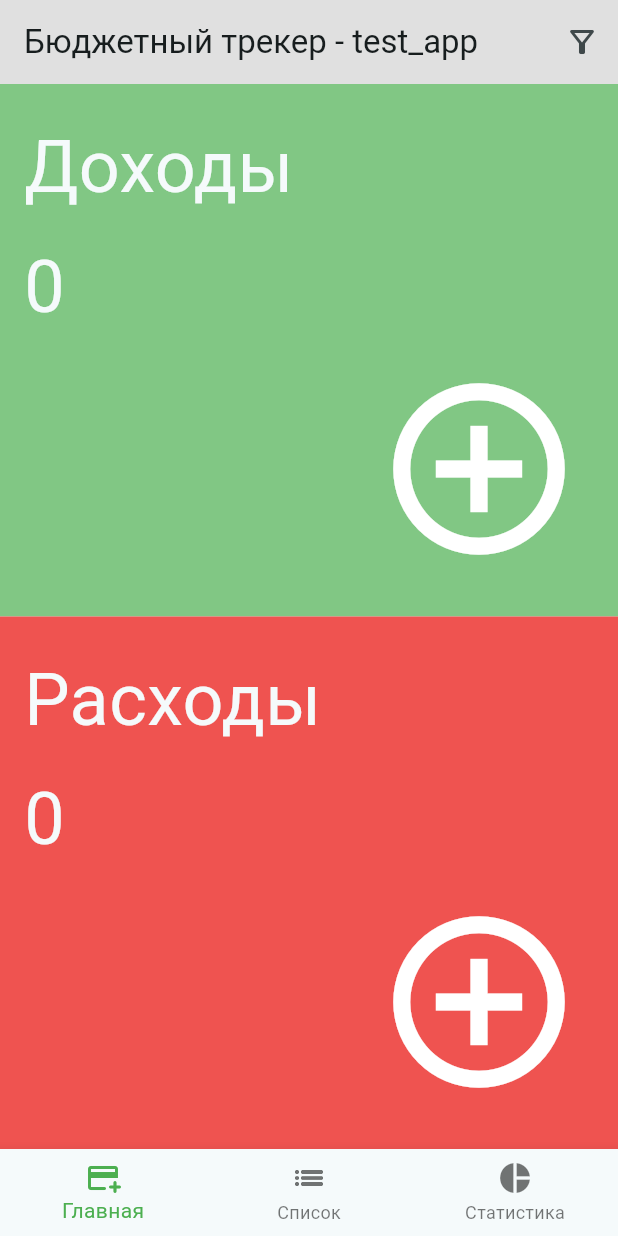
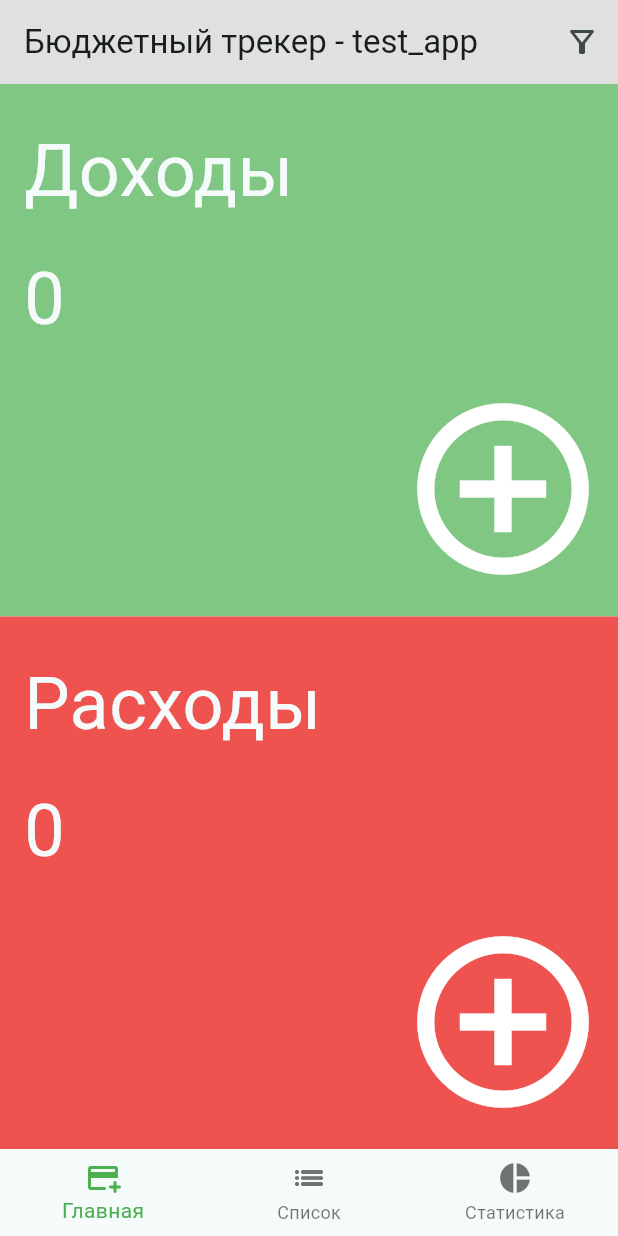
Before and after one commit to MatveevYasha/in_out_app, a Flutter app: the screen it shows after launch, on a phone screen of 412 x 824 dp. Run offline on Flutter 3.47's test engine with Material 3 defaults, Android fonts, the light colour scheme and no system bars; our stand-ins replace flutter_bloc, hive, hive_flutter, pie_chart; accounts and stored records are empty.

Commit message:
Fix home page layout bug

```diff
--- a/lib/src/feature/home/widgets/add_deals_card.dart
+++ b/lib/src/feature/home/widgets/add_deals_card.dart
@@ -18,7 +18,7 @@ class AddDealsCard extends StatelessWidget {
     return DecoratedBox(
       decoration: BoxDecoration(color: color),
       child: Padding(
-        padding: const EdgeInsets.all(16),
+        padding: const EdgeInsets.only(left: 16, top: 16),
         child: Column(
           mainAxisAlignment: MainAxisAlignment.spaceAround,
           crossAxisAlignment: CrossAxisAlignment.start,
```
